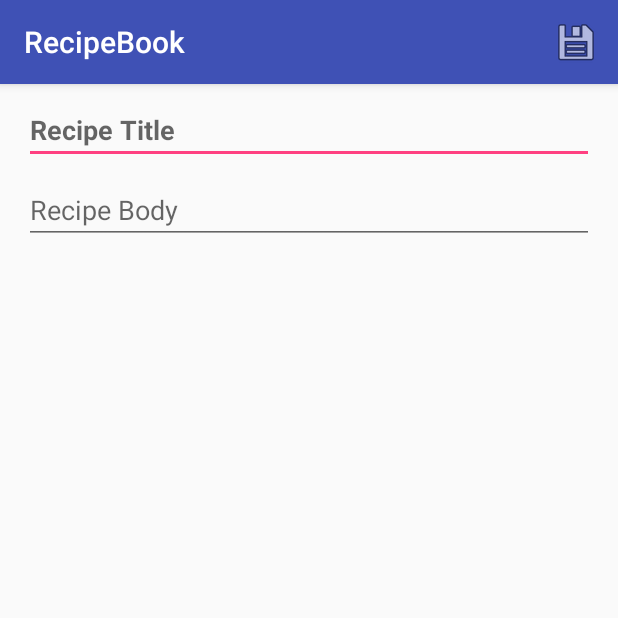
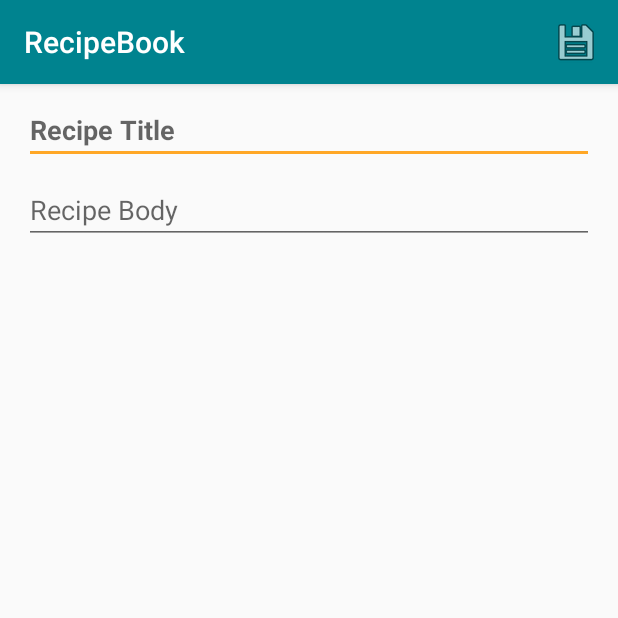
Before and after one commit to zacgerman/recipe-book, an Android app: the NewRecipeActivity screen opened directly, with no data from a screen before it, on a phone screen of 412 x 824 dp, the top half of it. Run offline under Robolectric (Android 15) with nearby library versions, the phone set to English and light mode, and no system bars.

```diff
--- a/app/src/main/AndroidManifest.xml
+++ b/app/src/main/AndroidManifest.xml
@@ -16,7 +16,8 @@
                 <category android:name="android.intent.category.LAUNCHER" />
             </intent-filter>
         </activity>
-        <activity android:name=".NewRecipeActivity"></activity>
+        <activity android:name=".NewRecipeActivity" />
+        <activity android:name=".SearchActivity"></activity>
     </application>
 
 </manifest>
--- a/app/src/main/res/values/colors.xml
+++ b/app/src/main/res/values/colors.xml
@@ -1,6 +1,6 @@
 <?xml version="1.0" encoding="utf-8"?>
 <resources>
-    <color name="colorPrimary">#3F51B5</color>
-    <color name="colorPrimaryDark">#303F9F</color>
-    <color name="colorAccent">#FF4081</color>
+    <color name="colorPrimary">#00838f</color>
+    <color name="colorPrimaryDark">#006064</color>
+    <color name="colorAccent">#ffa726</color>
 </resources>
--- a/app/src/main/res/values/strings.xml
+++ b/app/src/main/res/values/strings.xml
@@ -5,4 +5,6 @@
     <string name="nr_title">Recipe Title</string>
     <string name="recipe_body">Recipe Body</string>
     <string name="save">Save</string>
+    <string name="text_search">Text Search</string>
+    <string name="filter_search">Filter Search</string>
 </resources>
```
